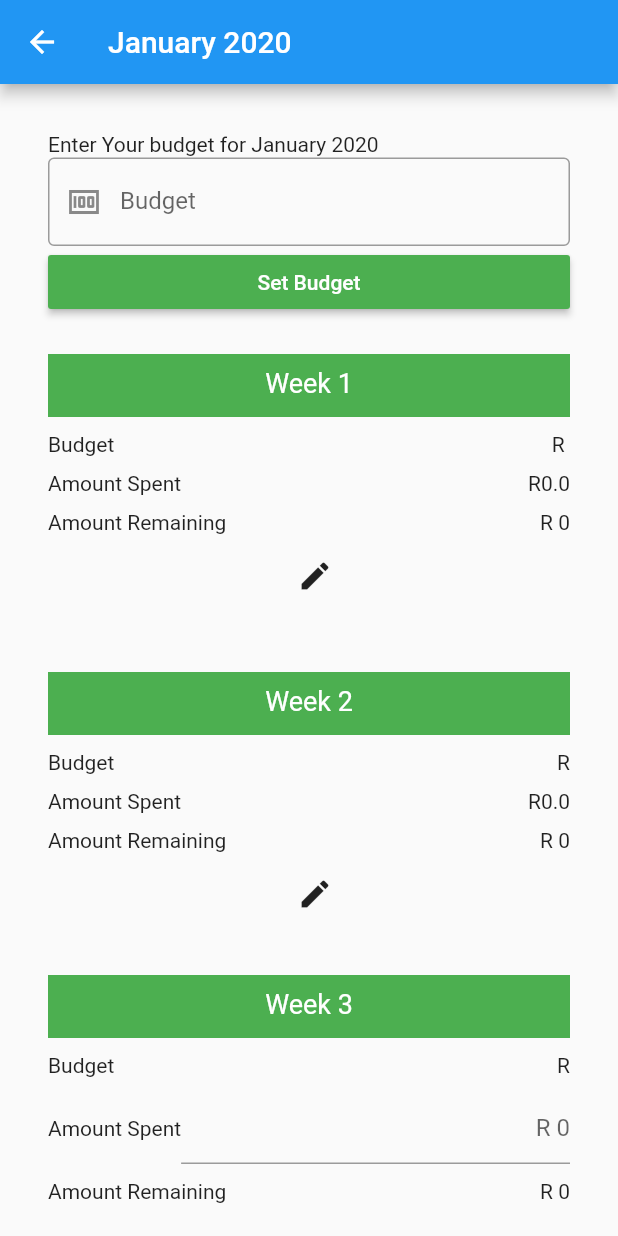
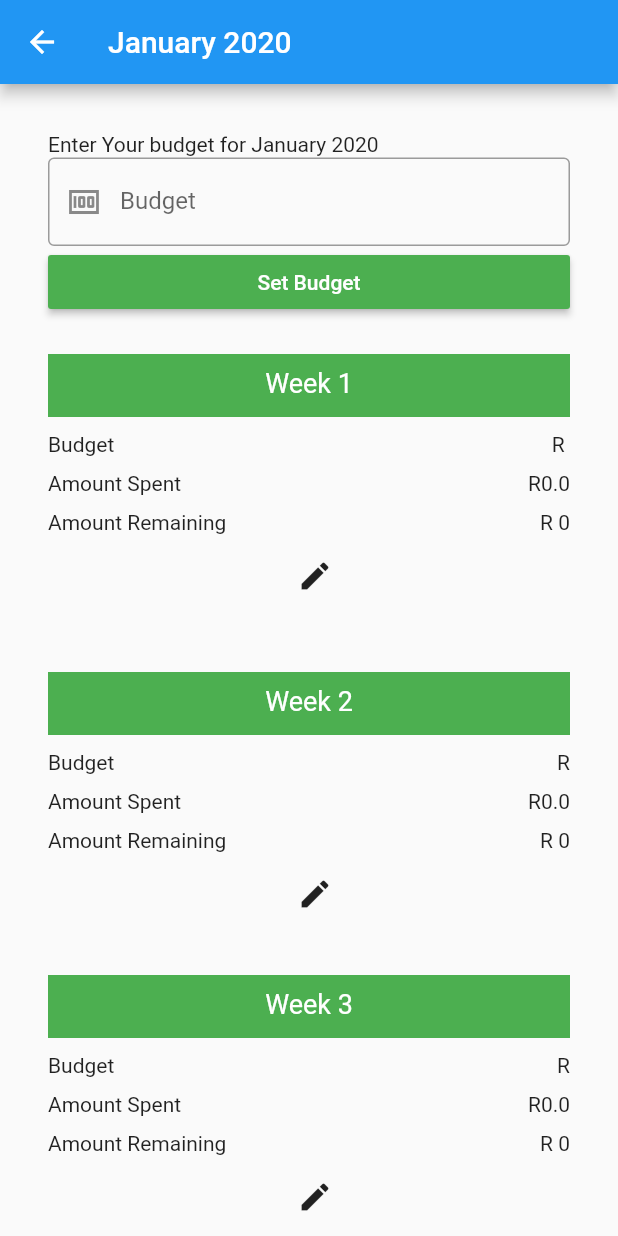
Before and after one commit to COS301-SE-2022/Happy-Muncher, a Flutter app: the Month screen opened directly, on a phone screen of 412 x 824 dp. Run offline on Flutter 3.47's test engine with Material 2 defaults, Android fonts, the phone set to English and light mode, and no system bars; Roboto replaces fonts that are missing (Arial).

Commit message:
Week 3 editable

```diff
--- a/happy_mucher_frontend/lib/pages/month.dart
+++ b/happy_mucher_frontend/lib/pages/month.dart
@@ -33,6 +33,7 @@ class MyMonthState extends State<Month> {
   final spentThreeController = TextEditingController();
   String spent3 = "0.0";
   String rem3 = "0";
+  bool editThree = false;
 
   //variables for week 4
   final spentFourController = TextEditingController();
@@ -281,7 +282,9 @@ class MyMonthState extends State<Month> {
         Row(mainAxisAlignment: MainAxisAlignment.spaceBetween, children: [
           const Text("Amount Spent"),
           Flexible(
-              child: TextField(
+              child: !editThree
+                  ? Text('R' + spent3)
+                  : TextField(
                       key: Key("spent3"),
                       textAlign: TextAlign.right,
                       controller: spentThreeController,
@@ -298,6 +301,7 @@ class MyMonthState extends State<Month> {
                           totSpent += double.parse(spent3);
                           left = bud - left;
                           rem3 = left.toString();
+                          editThree = false;
                         });
                       },
                     ))
@@ -306,6 +310,17 @@ class MyMonthState extends State<Month> {
         Row(
             mainAxisAlignment: MainAxisAlignment.spaceBetween,
             children: [const Text("Amount Remaining"), Text("R " + rem3)]),
+        IconButton(
+          alignment: Alignment.bottomRight,
+          //color: Colors.green,
+          //hoverColor: Colors.green,
+          icon: Icon(Icons.edit),
+          onPressed: () {
+            setState(() => {
+                  editThree = true,
+                });
+          },
+        ),
         const SizedBox(height: 10),
       ]));
 
```
Lines whose indentation alone changed are shown as unchanged.
